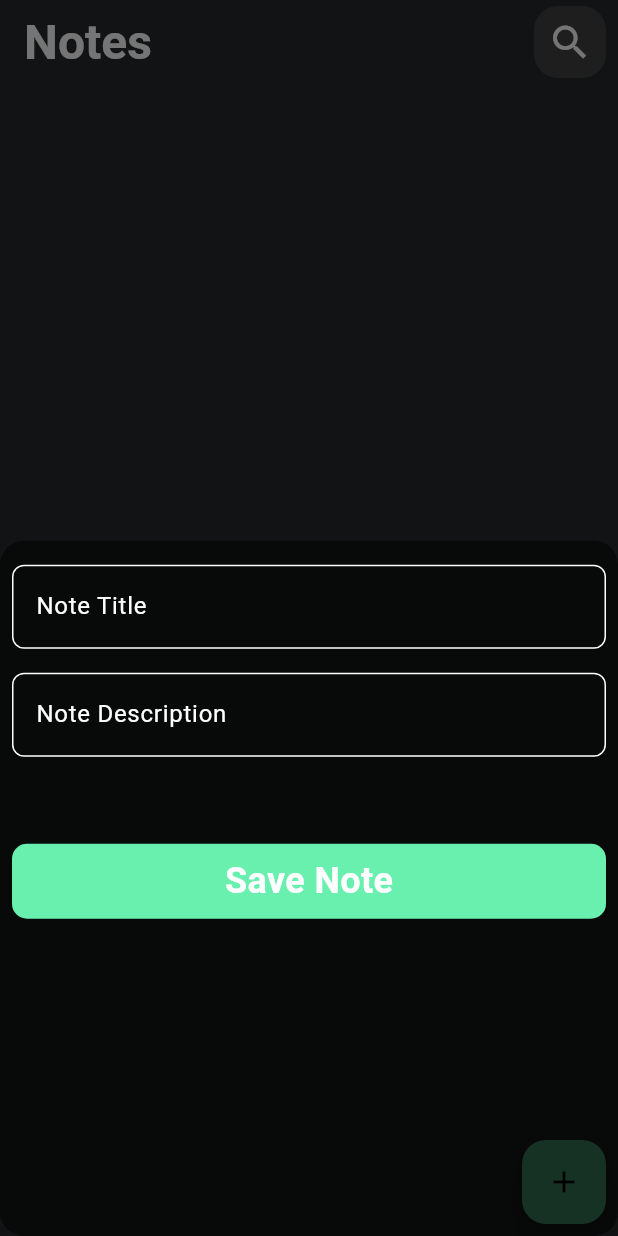
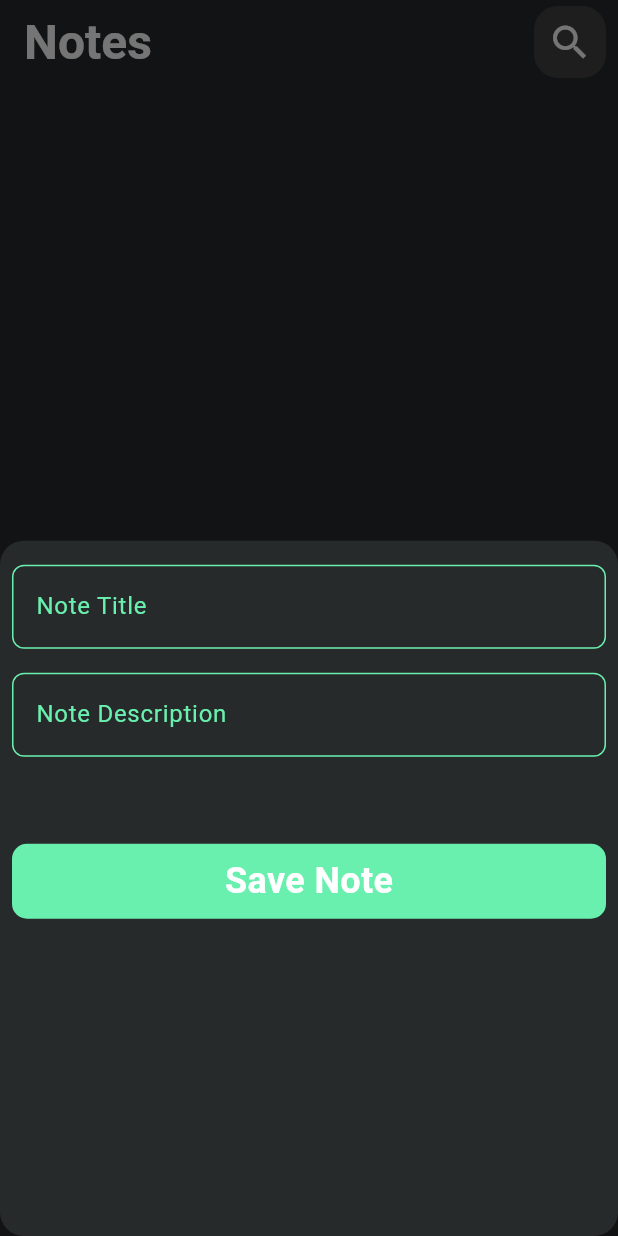
Before and after one commit to OsamaAliLasheen/notes_app, a Flutter app: the screen it shows after launch, after a tap on the "add" icon, on a phone screen of 412 x 824 dp. Run offline on Flutter 3.47's test engine with Material 3 defaults, Android fonts, the phone set to English and light mode, and no system bars.

Commit message:
Refactor and update color constants and SaveNoteButton functionality
- Introduced a new `constants.dart` file to define color constants.
- Updated `app_theme.dart` to use the new color constant `kPrimaryColor`.
- Removed the `SaveNoteButton` widget from `create_new_note_page.dart`.
- Updated `home_page.dart` to use the new color constant `kPrimaryColor` for the bottom sheet background.
- Modified `add_note_bottom_sheet.dart` to pass an `onTap` callback to `SaveNoteButton`.
- Updated `save_note_button.dart` to accept an `onTap` callback and use it.
- Updated `text_field.dart` to use `Colors.greenAccent` for text and border styles.

```diff
--- /dev/null
+++ b/lib/constants.dart
@@ -0,0 +1,3 @@
+import 'package:flutter/material.dart';
+
+const Color kPrimaryColor = Color.fromARGB(255, 39, 42, 43);
--- a/lib/theme/app_theme.dart
+++ b/lib/theme/app_theme.dart
@@ -1,12 +1,13 @@
 import 'package:flutter/material.dart';
+import 'package:notes_app/constants.dart';
 
 ThemeData appTheme() {
   return ThemeData(
     appBarTheme: const AppBarTheme(
-      backgroundColor: Color.fromARGB(255, 39, 42, 43),
+      backgroundColor: kPrimaryColor,
       titleTextStyle: TextStyle(
           fontSize: 32, fontWeight: FontWeight.bold, color: Colors.white),
     ),
-    scaffoldBackgroundColor: const Color.fromARGB(255, 39, 42, 43),
+    scaffoldBackgroundColor: kPrimaryColor,
   );
 }
--- a/lib/views/create_new_note_page.dart
+++ b/lib/views/create_new_note_page.dart
@@ -36,7 +36,6 @@ class CreateNewNotePage extends StatelessWidget {
             },
           ),
           const SizedBox(height: 50),
-          SaveNoteButton()
         ]),
       ),
     );
--- a/lib/views/home_page.dart
+++ b/lib/views/home_page.dart
@@ -1,4 +1,5 @@
 import 'package:flutter/material.dart';
+import 'package:notes_app/constants.dart';
 import 'package:notes_app/views/create_new_note_page.dart';
 import 'package:notes_app/widgets/add_note_bottom_sheet.dart';
 import 'package:notes_app/widgets/save_note_button.dart';
@@ -61,7 +62,7 @@ class _HomePageState extends State<HomePage> {
                 backgroundColor: Colors.greenAccent,
                 onPressed: () {
                   showModalBottomSheet(
-                      backgroundColor: Colors.black54,
+                      backgroundColor: kPrimaryColor,
                       shape: RoundedRectangleBorder(
                         borderRadius: BorderRadius.circular(16),
                       ),
--- a/lib/widgets/add_note_bottom_sheet.dart
+++ b/lib/widgets/add_note_bottom_sheet.dart
@@ -22,7 +22,11 @@ class AddNoteBottomSheet extends StatelessWidget {
           onchanged: (value) {},
         ),
         const SizedBox(height: 50),
-        SaveNoteButton()
+        SaveNoteButton(
+          onTap: () {
+            Navigator.pop(context);
+          },
+        )
       ]),
     );
   }
--- a/lib/widgets/save_note_button.dart
+++ b/lib/widgets/save_note_button.dart
@@ -1,25 +1,16 @@
 import 'package:flutter/material.dart';
-import 'package:notes_app/models/note_model.dart';
 
 class SaveNoteButton extends StatelessWidget {
   const SaveNoteButton({
-    super.key,
+    super.key, required this.onTap,
   });
 
+  final VoidCallback onTap;
 
   @override
   Widget build(BuildContext context) {
     return GestureDetector(
-      onTap: () {
-        // if (title!.isNotEmpty &&
-        //     description!.isNotEmpty) {
-        //   final newNote = NoteModel(
-        //       title: title!,
-        //       description: description!,
-        //       date: DateTime.now().toString());
-        //   Navigator.pop(context, newNote);
-        // }
-      },
+      onTap: onTap,
       child: Container(
           width: double.infinity,
           height: 50,
--- a/lib/widgets/text_field.dart
+++ b/lib/widgets/text_field.dart
@@ -1,7 +1,7 @@
 import 'package:flutter/material.dart';
 
 class CustomTextField extends StatelessWidget {
-  CustomTextField(
+  const CustomTextField(
       {super.key,
       required this.labelText,
       this.onchanged,
@@ -9,7 +9,7 @@ class CustomTextField extends StatelessWidget {
       this.contentPadding});
 
   final String labelText;
-  Function(String)? onchanged;
+  final Function(String)? onchanged;
   final TextInputType? keyboardType;
   final EdgeInsetsGeometry? contentPadding;
 
@@ -18,7 +18,7 @@ class CustomTextField extends StatelessWidget {
     return Padding(
       padding: const EdgeInsets.symmetric(vertical: 8.0),
       child: TextField(
-        style: const TextStyle(color: Colors.white),
+        style: const TextStyle(color: Colors.greenAccent),
         keyboardType: keyboardType,
         onChanged: onchanged,
         minLines: 1,
@@ -26,13 +26,13 @@ class CustomTextField extends StatelessWidget {
         decoration: InputDecoration(
             contentPadding: contentPadding,
             labelText: labelText,
-            labelStyle: const TextStyle(color: Colors.white),
+            labelStyle: const TextStyle(color: Colors.greenAccent),
             enabledBorder: const OutlineInputBorder(
-              borderSide: BorderSide(color: Colors.white),
+              borderSide: BorderSide(color: Colors.greenAccent),
               borderRadius: BorderRadius.all(Radius.circular(8.0)),
             ),
             focusedBorder: const OutlineInputBorder(
-              borderSide: BorderSide(color: Colors.white),
+              borderSide: BorderSide(color: Colors.greenAccent),
               borderRadius: BorderRadius.all(Radius.circular(8.0)),
             )),
       ),
```
